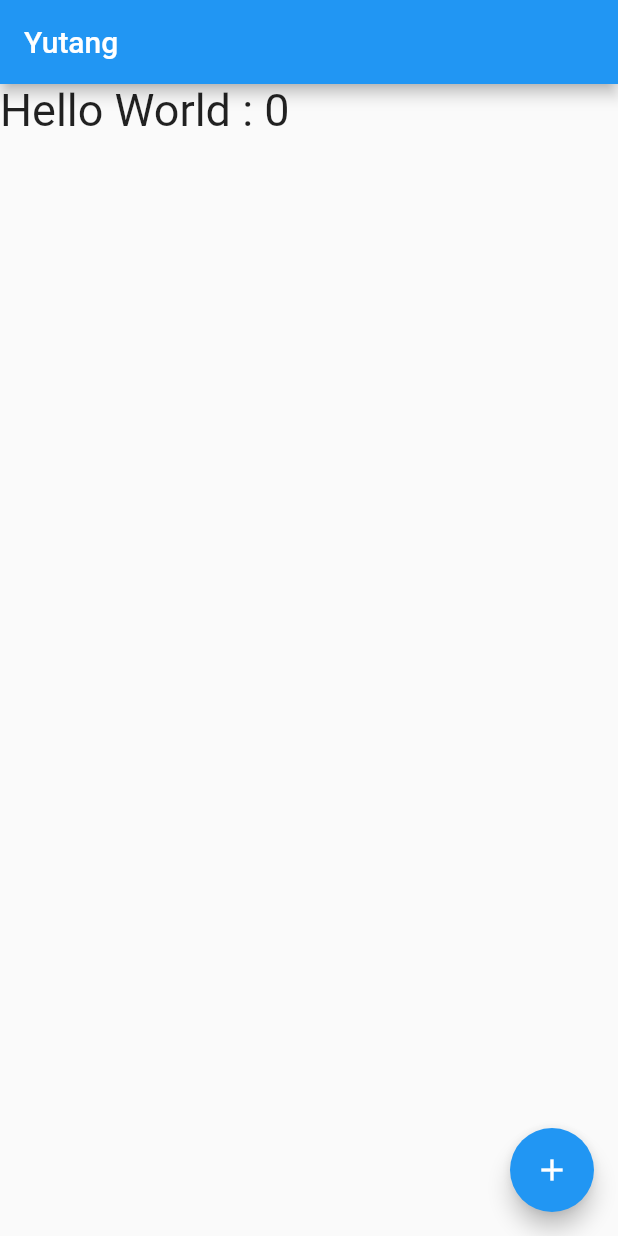
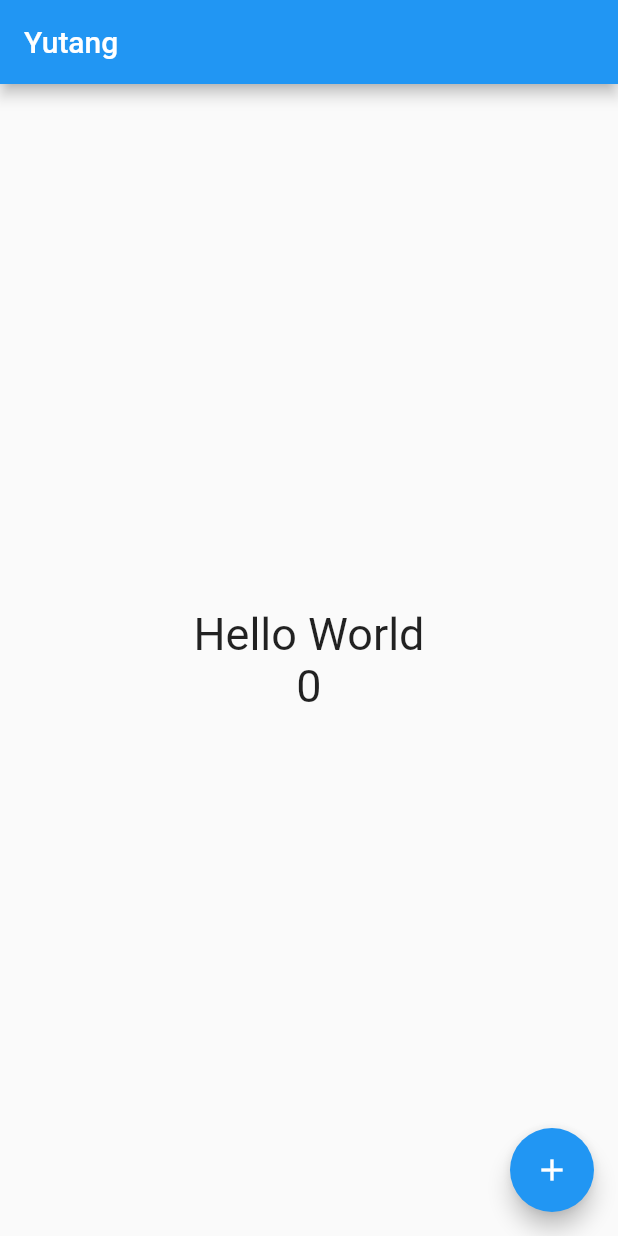
Before and after one commit to rekafekili/MobileProgramming, a Flutter app: the screen it shows after launch, on a phone screen of 412 x 824 dp. Run offline on Flutter 3.47's test engine with Material 2 defaults, Android fonts, the phone set to English and light mode, and no system bars.

Commit message:
Flutter : Center, Column, MainAlignment, CrossAlignment

```diff
--- a/flutter_app/lib/main.dart
+++ b/flutter_app/lib/main.dart
@@ -10,12 +10,11 @@ class MyApp extends StatelessWidget {
   @override
   Widget build(BuildContext context) {
     return MaterialApp(
-      title: 'Flutter Demo',
-      theme: ThemeData(
-        visualDensity: VisualDensity.adaptivePlatformDensity,
-      ),
-      home: HelloPage("Yutang")
-    );
+        title: 'Flutter Demo',
+        theme: ThemeData(
+          visualDensity: VisualDensity.adaptivePlatformDensity,
+        ),
+        home: HelloPage("Yutang"));
   }
 }
 
@@ -38,13 +37,19 @@ class _HelloPageState extends State<HelloPage> {
   Widget build(BuildContext context) {
     return Scaffold(
         floatingActionButton: FloatingActionButton(
-            child: Icon(Icons.add),
-            onPressed: _changeMessage),
-        appBar: AppBar(
-            title: Text(widget.title)
-        ), body: Text(_message + " : " + _count.toString(), style: TextStyle(fontSize: 30)));
+            child: Icon(Icons.add), onPressed: _changeMessage),
+        appBar: AppBar(title: Text(widget.title)),
+        body: Center(
+            child: Column(
+              mainAxisAlignment:  MainAxisAlignment.center,
+              children: <Widget>[
+                Text(_message, style: TextStyle(fontSize: 30)),
+                Text("$_count", style: TextStyle(fontSize: 30))
+          ],
+        )));
   }
 
+  //child: Text(_message + " : " + _count.toString(), style: TextStyle(fontSize: 30)))
   void _changeMessage() {
     setState(() {
       _message = "Bye World";
```
